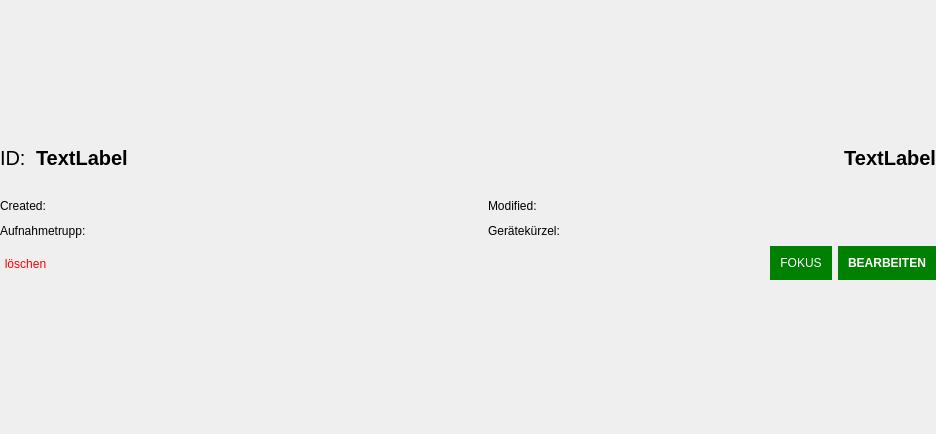
Qt form fim/gui/draft/draft_item.ui (b-lack/qgis-fim-plugin) before a commit.
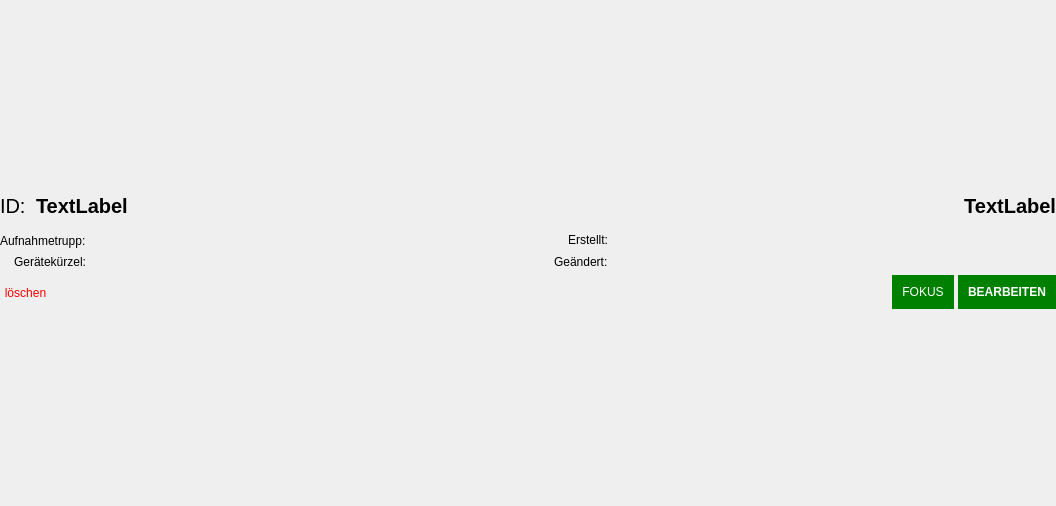
The same form after that commit.

The edit to the form file:
```diff
--- a/fim/gui/draft/draft_item.ui
+++ b/fim/gui/draft/draft_item.ui
@@ -6,8 +6,8 @@
    <rect>
     <x>0</x>
     <y>0</y>
-    <width>936</width>
-    <height>434</height>
+    <width>1056</width>
+    <height>506</height>
    </rect>
   </property>
   <property name="sizePolicy">
@@ -47,6 +47,9 @@
       </sizepolicy>
      </property>
      <layout class="QVBoxLayout" name="verticalLayout_2">
+      <property name="spacing">
+       <number>4</number>
+      </property>
       <property name="leftMargin">
        <number>0</number>
       </property>
@@ -57,7 +60,7 @@
        <number>0</number>
       </property>
       <property name="bottomMargin">
-       <number>5</number>
+       <number>0</number>
       </property>
       <item>
        <layout class="QHBoxLayout" name="horizontalLayout_3">
@@ -68,7 +71,7 @@
          <number>0</number>
         </property>
         <property name="bottomMargin">
-         <number>10</number>
+         <number>0</number>
         </property>
         <item>
          <widget class="QLabel" name="label_3">
@@ -147,50 +150,26 @@
         <property name="topMargin">
          <number>10</number>
         </property>
+        <property name="horizontalSpacing">
+         <number>20</number>
+        </property>
         <item row="0" column="2">
-         <spacer name="horizontalSpacer_3">
-          <property name="orientation">
-           <enum>Qt::Horizontal</enum>
-          </property>
-          <property name="sizeType">
-           <enum>QSizePolicy::Fixed</enum>
-          </property>
-          <property name="sizeHint" stdset="0">
-           <size>
-            <width>20</width>
-            <height>20</height>
-           </size>
-          </property>
-         </spacer>
-        </item>
-        <item row="0" column="4">
-         <widget class="QLabel" name="lfbDraftModifiedByBtn">
-          <property name="font">
-           <font>
-            <pointsize>11</pointsize>
-            <weight>75</weight>
-            <bold>true</bold>
-           </font>
-          </property>
-          <property name="text">
-           <string/>
-          </property>
-         </widget>
-        </item>
-        <item row="0" column="0">
          <widget class="QLabel" name="label_4">
           <property name="sizePolicy">
-           <sizepolicy hsizetype="Fixed" vsizetype="Fixed">
+           <sizepolicy hsizetype="Preferred" vsizetype="Fixed">
             <horstretch>0</horstretch>
             <verstretch>0</verstretch>
            </sizepolicy>
           </property>
           <property name="text">
-           <string>Created:</string>
+           <string>Erstellt:</string>
+          </property>
+          <property name="alignment">
+           <set>Qt::AlignRight|Qt::AlignTrailing|Qt::AlignVCenter</set>
           </property>
          </widget>
         </item>
-        <item row="0" column="3">
+        <item row="1" column="2">
          <widget class="QLabel" name="label">
           <property name="sizePolicy">
            <sizepolicy hsizetype="Fixed" vsizetype="Preferred">
@@ -199,59 +178,41 @@
            </sizepolicy>
           </property>
           <property name="text">
-           <string>Modified:</string>
-          </property>
-         </widget>
-        </item>
-        <item row="0" column="1">
-         <widget class="QLabel" name="lfbDraftModifiedBtn">
-          <property name="sizePolicy">
-           <sizepolicy hsizetype="Preferred" vsizetype="Preferred">
-            <horstretch>0</horstretch>
-            <verstretch>0</verstretch>
-           </sizepolicy>
-          </property>
-          <property name="font">
-           <font>
-            <pointsize>11</pointsize>
-            <weight>75</weight>
-            <bold>true</bold>
-           </font>
-          </property>
-          <property name="text">
-           <string/>
+           <string>Geändert:</string>
           </property>
          </widget>
         </item>
         <item row="1" column="0">
-         <widget class="QLabel" name="label_2">
-          <property name="text">
-           <string>Aufnahmetrupp:</string>
-          </property>
-         </widget>
-        </item>
-        <item row="1" column="1">
-         <widget class="QLabel" name="lfbDraftAufnahmetruppLabel">
-          <property name="font">
-           <font>
-            <pointsize>11</pointsize>
-            <weight>75</weight>
-            <bold>true</bold>
-           </font>
-          </property>
-          <property name="text">
-           <string/>
-          </property>
-         </widget>
-        </item>
-        <item row="1" column="3">
          <widget class="QLabel" name="label_5">
+          <property name="sizePolicy">
+           <sizepolicy hsizetype="Preferred" vsizetype="Preferred">
+            <horstretch>0</horstretch>
+            <verstretch>0</verstretch>
+           </sizepolicy>
+          </property>
           <property name="text">
            <string>Gerätekürzel:</string>
           </property>
+          <property name="alignment">
+           <set>Qt::AlignRight|Qt::AlignTrailing|Qt::AlignVCenter</set>
+          </property>
          </widget>
         </item>
-        <item row="1" column="4">
+        <item row="1" column="3">
+         <widget class="QLabel" name="lfbDraftModifiedByBtn">
+          <property name="font">
+           <font>
+            <pointsize>11</pointsize>
+            <weight>75</weight>
+            <bold>true</bold>
+           </font>
+          </property>
+          <property name="text">
+           <string/>
+          </property>
+         </widget>
+        </item>
+        <item row="1" column="1">
          <widget class="QLabel" name="lfbDraftAufnahmegeraetLabel">
           <property name="font">
            <font>
@@ -264,6 +225,53 @@
           </property>
          </widget>
         </item>
+        <item row="0" column="0">
+         <widget class="QLabel" name="label_2">
+          <property name="sizePolicy">
+           <sizepolicy hsizetype="Fixed" vsizetype="Preferred">
+            <horstretch>0</horstretch>
+            <verstretch>0</verstretch>
+           </sizepolicy>
+          </property>
+          <property name="text">
+           <string>Aufnahmetrupp:</string>
+          </property>
+         </widget>
+        </item>
+        <item row="0" column="1">
+         <widget class="QLabel" name="lfbDraftAufnahmetruppLabel">
+          <property name="font">
+           <font>
+            <pointsize>11</pointsize>
+            <weight>75</weight>
+            <bold>true</bold>
+           </font>
+          </property>
+          <property name="text">
+           <string/>
+          </property>
+         </widget>
+        </item>
+        <item row="0" column="3">
+         <widget class="QLabel" name="lfbDraftModifiedBtn">
+          <property name="sizePolicy">
+           <sizepolicy hsizetype="Preferred" vsizetype="Preferred">
+            <horstretch>0</horstretch>
+            <verstretch>0</verstretch>
+           </sizepolicy>
+          </property>
+          <property name="font">
+           <font>
+            <pointsize>11</pointsize>
+            <weight>75</weight>
+            <bold>true</bold>
+           </font>
+          </property>
+          <property name="text">
+           <string/>
+          </property>
+         </widget>
+        </item>
        </layout>
       </item>
       <item>
```
